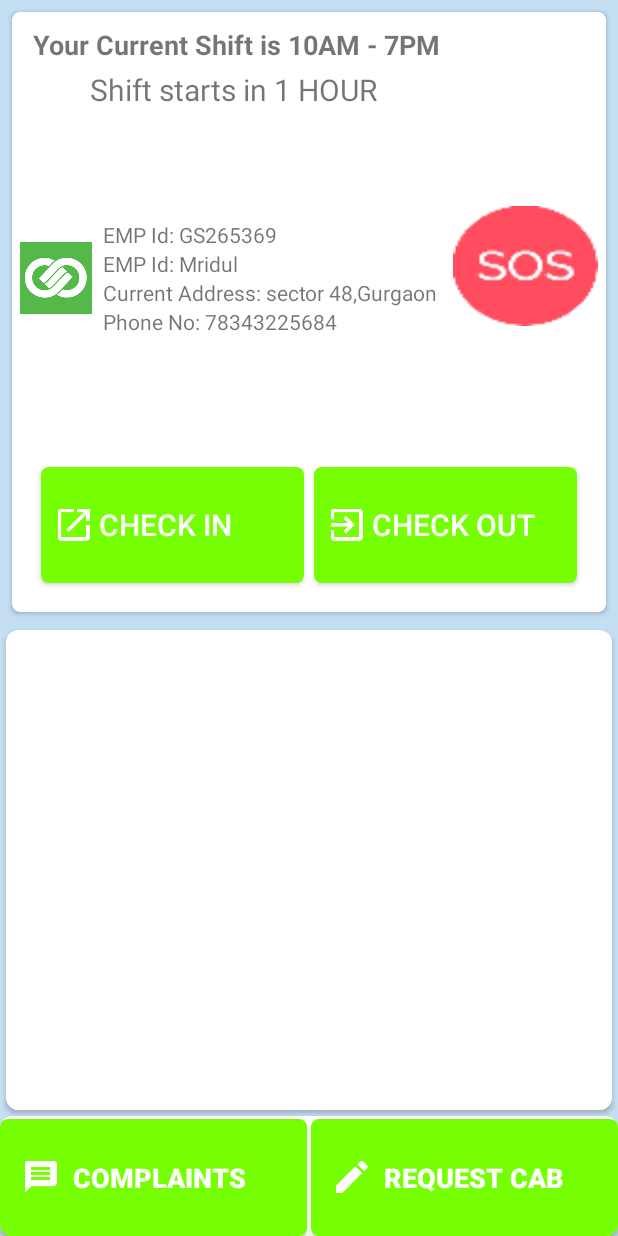
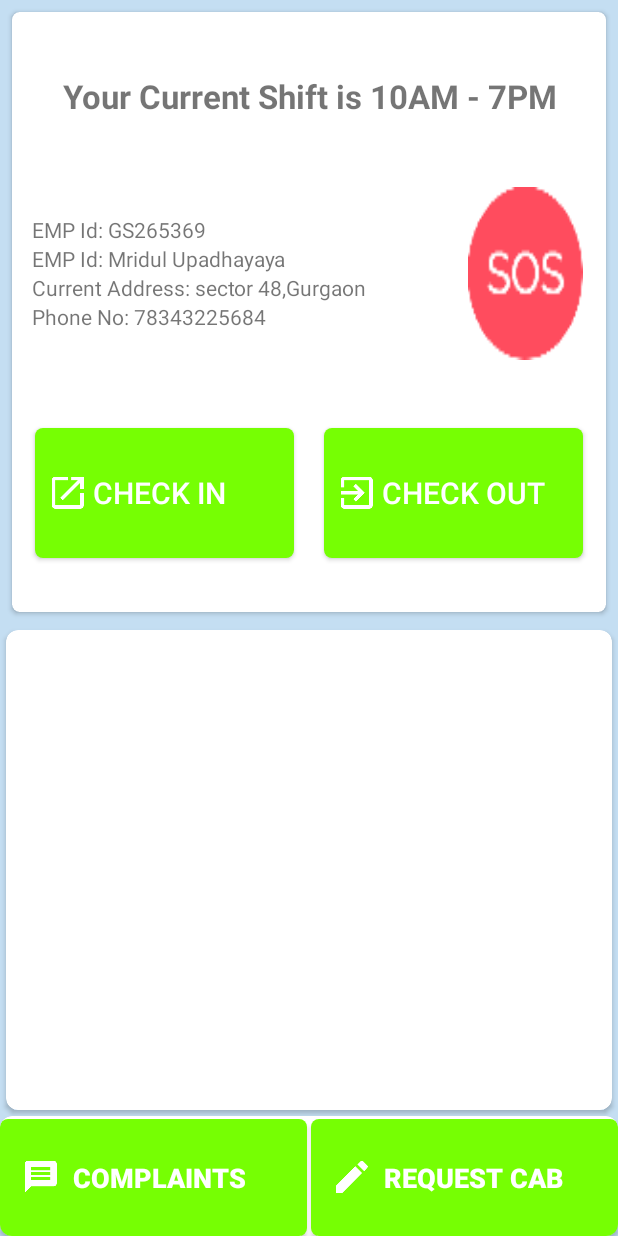
Before and after one commit to aartisoft/iNCRcredicabs_Android, an Android app: the layout dashboard_ui.xml on its own in the app's theme, with its tools: preview values and no code run, on a phone screen of 412 x 824 dp. Run offline under Robolectric (Android 15) with nearby library versions, the phone set to English and light mode, and no system bars; network calls fail.

Commit message:
Dashboard Changes with CheckIn CheckOut code

```diff
--- a/app/src/main/res/layout/dashboard_ui.xml
+++ b/app/src/main/res/layout/dashboard_ui.xml
@@ -27,59 +27,37 @@
          android:layout_height="match_parent"
          android:layout_margin="1dp"
          android:orientation="vertical"
-            android:padding="4dp"
-            android:weightSum="4">
+         android:weightSum="10"
+         android:padding="4dp">
 
          <LinearLayout
              android:layout_width="match_parent"
              android:layout_height="0dp"
-                android:layout_weight="3"
+             android:orientation="vertical"
+             android:layout_weight="3">
+             <TextView
+                 android:id="@+id/textView_currentShift"
+                 android:layout_width="match_parent"
+                 android:layout_height="match_parent"
+                 android:layout_margin="4dp"
+                 android:gravity="center"
+                 android:text="Your Current Shift is 10AM - 7PM"
+                 android:textSize="22sp"
+                 android:textStyle="bold" />
+         </LinearLayout>
+        <LinearLayout
+            android:layout_width="match_parent"
+            android:layout_height="0dp"
             android:orientation="horizontal"
+            android:layout_weight="4"
             android:weightSum="4">
-
             <LinearLayout
                 android:layout_width="0dp"
                 android:layout_height="match_parent"
                 android:layout_weight="3"
-                    android:orientation="vertical"
-                    android:weightSum="3">
-
-                    <TextView
-                        android:layout_width="match_parent"
-                        android:layout_height="wrap_content"
-                        android:layout_margin="4dp"
+                android:layout_gravity="center"
                 android:gravity="center"
-                        android:text="Your Current Shift is 10AM - 7PM"
-                        android:textSize="18sp"
-                        android:textStyle="bold" />
-
-                    <TextView
-                        android:layout_width="match_parent"
-                        android:layout_height="wrap_content"
-                        android:layout_marginRight="4dp"
-                        android:gravity="center"
-                        android:visibility="visible"
-                        android:text="Shift starts in 1 HOUR"
-                        android:textSize="20sp" />
-
-                    <LinearLayout
-                        android:layout_width="match_parent"
-                        android:layout_height="match_parent"
-                        android:orientation="horizontal"
-                        >
-                        <ImageView
-                            android:layout_width="wrap_content"
-                            android:layout_height="wrap_content"
-                            android:layout_gravity="center"
-                            android:background="@mipmap/ic_launcher_ncr"
-                            />
-                        <LinearLayout
-                            android:layout_height="wrap_content"
-                            android:layout_width="wrap_content"
-                            android:orientation="vertical"
-                            android:layout_gravity="center"
-
-                            >
+                android:orientation="vertical">
                 <TextView
                     android:id="@+id/Emp_QLid"
                     android:layout_width="match_parent"
@@ -94,7 +72,7 @@
                     android:layout_height="wrap_content"
                     android:layout_marginLeft="2dp"
                     android:paddingLeft="5dp"
-                                android:text="EMP Id: Mridul "
+                    android:text="EMP Id: Mridul Upadhayaya"
                     />
                 <TextView
                     android:id="@+id/Emp_homeAddress"
@@ -112,40 +90,44 @@
                     android:paddingLeft="5dp"
                     android:text="Phone No: 78343225684"
                     />
-                        </LinearLayout>
-                    </LinearLayout>
 
             </LinearLayout>
 
+            <LinearLayout
+                android:layout_width="0dp"
+                android:layout_height="match_parent"
+                android:layout_weight="1">
+
                 <Button
                     android:id="@+id/button_sos"
-                    android:layout_width="0dp"
-                    android:layout_marginTop="22dp"
-                    android:layout_height="80dp"
+                    android:layout_width="match_parent"
+                    android:layout_height="match_parent"
                     android:layout_gravity="center"
                     android:layout_weight="1"
+                    android:layout_margin="10dp"
                     android:elevation="5dp"
                     android:textSize="30sp"
                     android:background="@drawable/sos_icon"
                     />
-
             </LinearLayout>
-
+        </LinearLayout>
          <LinearLayout
              android:layout_width="match_parent"
              android:layout_height="0dp"
-                android:layout_weight="1"
-                android:layout_margin="5dp"
-                android:padding="5dp"
              android:orientation="horizontal"
-                android:weightSum="2">
-
+             android:layout_weight="3"
+             android:layout_marginTop="25dp"
+             android:layout_marginBottom="25dp"
+             >
              <Button
                  android:id="@+id/button_checkIn"
                  android:layout_width="match_parent"
                  android:layout_height="match_parent"
-                    android:layout_margin="3dp"
+                 android:layout_marginLeft="10dp"
+                 android:layout_marginRight="10dp"
                  android:layout_weight="1"
+                 android:layout_marginTop="10dp"
+                 android:layout_marginBottom="5dp"
                  android:background="@drawable/button_dashboard"
                  android:gravity="center_vertical"
                  android:textColor="#ffffff"
@@ -158,21 +140,22 @@
                  android:id="@+id/button_checkOut"
                  android:layout_width="match_parent"
                  android:layout_height="match_parent"
-                    android:layout_margin="3dp"
+                 android:layout_marginLeft="10dp"
+                 android:layout_marginRight="10dp"
+                 android:layout_marginBottom="5dp"
                  android:layout_weight="1"
                  android:textSize="20sp"
+                 android:layout_marginTop="10dp"
                  android:gravity="center_vertical"
                  android:paddingStart="10dp"
                  android:drawableStart="@drawable/checkout"
                  android:background="@drawable/button_dashboard"
-
                  android:textColor="#ffffff"
                  android:text=" CHECK OUT" />
 
          </LinearLayout>
+     </LinearLayout>
 
-
-        </LinearLayout>
     </android.support.v7.widget.CardView>
 
     <android.support.v7.widget.CardView
```
Also changed, not shown: app/src/main/java/com/ncr/interns/codecatchers/incredicabs/CheckIn.java (+29 -38 lines), app/src/main/java/com/ncr/interns/codecatchers/incredicabs/CheckOut.java (+15 -55 lines), app/src/main/java/com/ncr/interns/codecatchers/incredicabs/CustomScannerActivity.java (+41 -15 lines), app/src/main/java/com/ncr/interns/codecatchers/incredicabs/CustomScannerCheckOutActivity.java (+29 -12 lines), app/src/main/java/com/ncr/interns/codecatchers/incredicabs/Dashboard.java (+43 -7 lines). Lines whose indentation alone changed are shown as unchanged.
